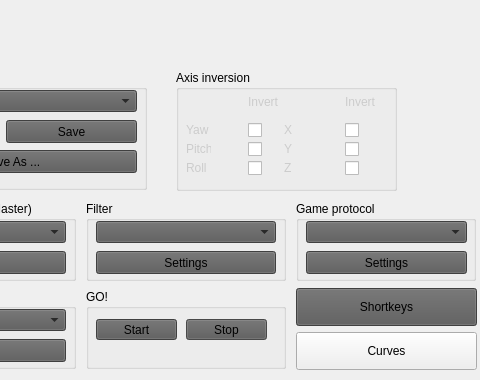
Old version of the form facetracknoir/facetracknoir.ui in the repository opentrack/opentrack; both pictures show x 394 to 874 and y 0 to 380 of the 874 by 380 pixel window.
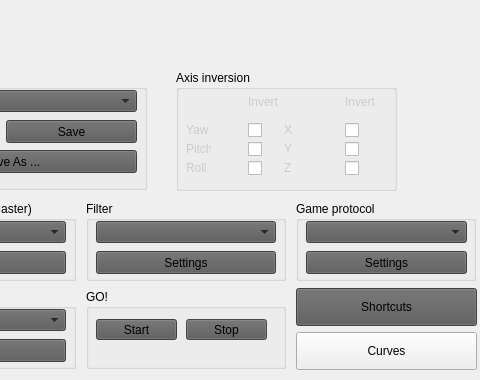
New version of the form. Icons and pictures are not drawn. Custom widgets are drawn as their Qt base class.

```diff
--- a/facetracknoir/facetracknoir.ui
+++ b/facetracknoir/facetracknoir.ui
@@ -1328,7 +1328,7 @@
       <string>Edit the Keyboard and mouse shortcuts</string>
      </property>
      <property name="text">
-      <string>Shortkeys</string>
+      <string>Shortcuts</string>
      </property>
      <property name="icon">
       <iconset resource="main-facetracknoir.qrc">
```
